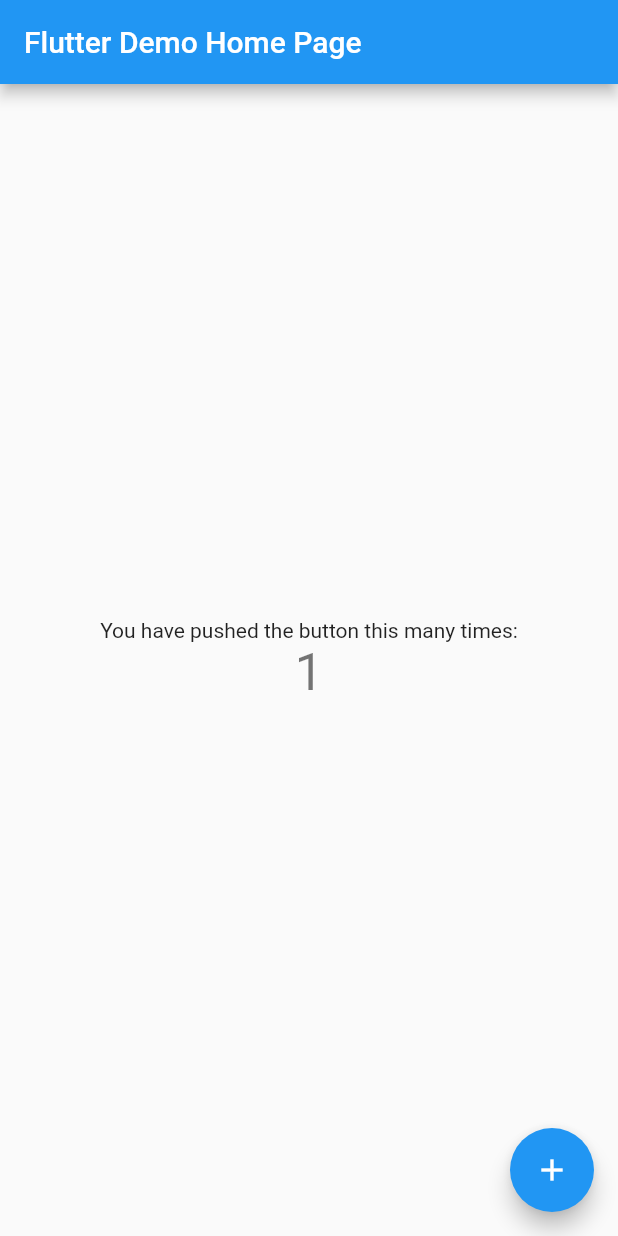
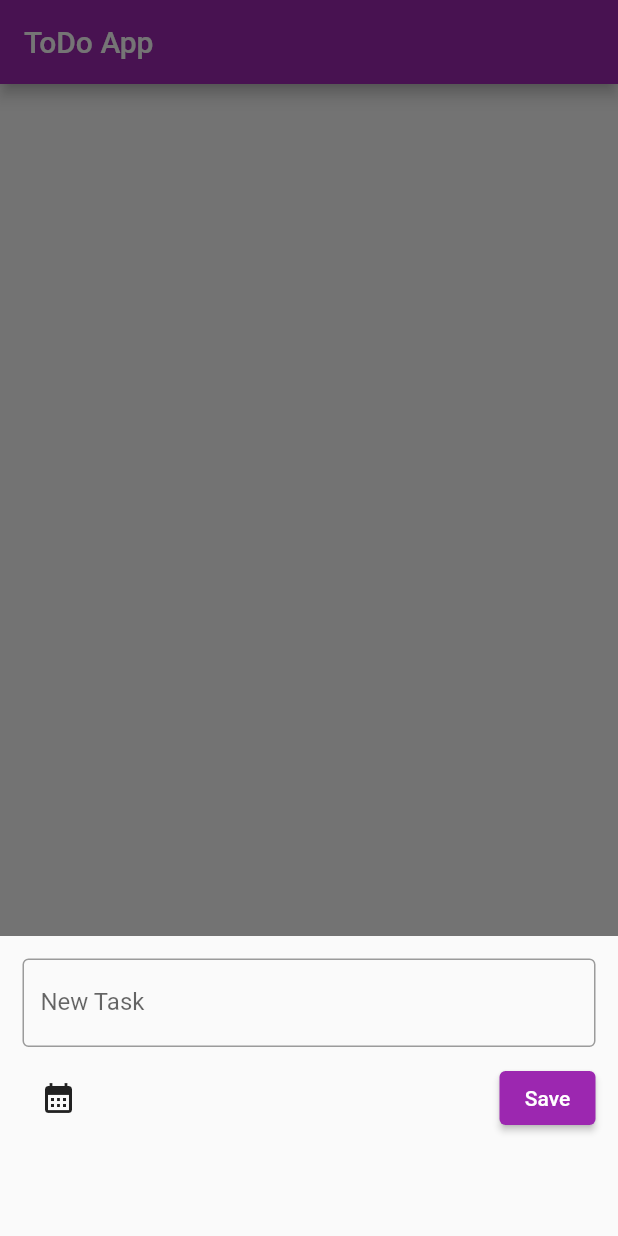
Before and after one commit to askaerlangga/todo_app, a Flutter app: the screen it shows after launch, after a tap on the "add" icon, on a phone screen of 412 x 824 dp. Run offline on Flutter 3.47's test engine with Material 2 defaults, Android fonts, the phone set to English and light mode, and no system bars.

Commit message:
Menambahkan home page

```diff
--- /dev/null
+++ b/lib/app/pages/home.dart
@@ -0,0 +1,61 @@
+import 'package:flutter/material.dart';
+
+class HomePage extends StatelessWidget {
+  const HomePage({Key? key}) : super(key: key);
+
+  @override
+  Widget build(BuildContext context) {
+    return Scaffold(
+      floatingActionButton: FloatingActionButton(
+        child: const Icon(Icons.add),
+        onPressed: () {
+          // Modal Bottom Sheet
+          showModalBottomSheet(
+              isScrollControlled: true,
+              context: context,
+              builder: (context) {
+                return Container(
+                  height: 200,
+                  padding: const EdgeInsets.all(15),
+                  margin: EdgeInsets.only(
+                      bottom: MediaQuery.of(context).viewInsets.bottom),
+                  child: Column(
+                    children: [
+                      // New Task Textfield
+                      const TextField(
+                        decoration: InputDecoration(
+                          label: Text(
+                            'New Task',
+                          ),
+                          border: OutlineInputBorder(),
+                        ),
+                      ),
+                      const SizedBox(
+                        height: 10,
+                      ),
+                      Row(
+                        mainAxisAlignment: MainAxisAlignment.spaceBetween,
+                        children: [
+                          // Calendar Button
+                          IconButton(
+                              onPressed: () {},
+                              icon: const Icon(Icons.calendar_month)),
+
+                          // Save Button
+                          ElevatedButton(
+                              onPressed: () {}, child: const Text('Save'))
+                        ],
+                      )
+                    ],
+                  ),
+                );
+              });
+        },
+      ),
+      appBar: AppBar(title: const Text('ToDo App')),
+      body: ListView(
+        children: const [],
+      ),
+    );
+  }
+}
--- a/lib/main.dart
+++ b/lib/main.dart
@@ -1,4 +1,5 @@
 import 'package:flutter/material.dart';
+import 'package:todo_app/app/pages/home.dart';
 
 void main() {
   runApp(const MyApp());
@@ -7,109 +8,15 @@ void main() {
 class MyApp extends StatelessWidget {
   const MyApp({Key? key}) : super(key: key);
 
-  // This widget is the root of your application.
   @override
   Widget build(BuildContext context) {
     return MaterialApp(
-      title: 'Flutter Demo',
       theme: ThemeData(
-        // This is the theme of your application.
-        //
-        // Try running your application with "flutter run". You'll see the
-        // application has a blue toolbar. Then, without quitting the app, try
-        // changing the primarySwatch below to Colors.green and then invoke
-        // "hot reload" (press "r" in the console where you ran "flutter run",
-        // or simply save your changes to "hot reload" in a Flutter IDE).
-        // Notice that the counter didn't reset back to zero; the application
-        // is not restarted.
-        primarySwatch: Colors.blue,
+        colorScheme: ColorScheme.fromSwatch(
+          primarySwatch: Colors.purple,
+        ),
       ),
-      home: const MyHomePage(title: 'Flutter Demo Home Page'),
+      home: const HomePage(),
     );
   }
 }
-
-class MyHomePage extends StatefulWidget {
-  const MyHomePage({Key? key, required this.title}) : super(key: key);
-
-  // This widget is the home page of your application. It is stateful, meaning
-  // that it has a State object (defined below) that contains fields that affect
-  // how it looks.
-
-  // This class is the configuration for the state. It holds the values (in this
-  // case the title) provided by the parent (in this case the App widget) and
-  // used by the build method of the State. Fields in a Widget subclass are
-  // always marked "final".
-
-  final String title;
-
-  @override
-  State<MyHomePage> createState() => _MyHomePageState();
-}
-
-class _MyHomePageState extends State<MyHomePage> {
-  int _counter = 0;
-
-  void _incrementCounter() {
-    setState(() {
-      // This call to setState tells the Flutter framework that something has
-      // changed in this State, which causes it to rerun the build method below
-      // so that the display can reflect the updated values. If we changed
-      // _counter without calling setState(), then the build method would not be
-      // called again, and so nothing would appear to happen.
-      _counter++;
-    });
-  }
-
-  @override
-  Widget build(BuildContext context) {
-    // This method is rerun every time setState is called, for instance as done
-    // by the _incrementCounter method above.
-    //
-    // The Flutter framework has been optimized to make rerunning build methods
-    // fast, so that you can just rebuild anything that needs updating rather
-    // than having to individually change instances of widgets.
-    return Scaffold(
-      appBar: AppBar(
-        // Here we take the value from the MyHomePage object that was created by
-        // the App.build method, and use it to set our appbar title.
-        title: Text(widget.title),
-      ),
-      body: Center(
-        // Center is a layout widget. It takes a single child and positions it
-        // in the middle of the parent.
-        child: Column(
-          // Column is also a layout widget. It takes a list of children and
-          // arranges them vertically. By default, it sizes itself to fit its
-          // children horizontally, and tries to be as tall as its parent.
-          //
-          // Invoke "debug painting" (press "p" in the console, choose the
-          // "Toggle Debug Paint" action from the Flutter Inspector in Android
-          // Studio, or the "Toggle Debug Paint" command in Visual Studio Code)
-          // to see the wireframe for each widget.
-          //
-          // Column has various properties to control how it sizes itself and
-          // how it positions its children. Here we use mainAxisAlignment to
-          // center the children vertically; the main axis here is the vertical
-          // axis because Columns are vertical (the cross axis would be
-          // horizontal).
-          mainAxisAlignment: MainAxisAlignment.center,
-          children: <Widget>[
-            const Text(
-              'You have pushed the button this many times:',
-            ),
-            Text(
-              '$_counter',
-              style: Theme.of(context).textTheme.headline4,
-            ),
-          ],
-        ),
-      ),
-      floatingActionButton: FloatingActionButton(
-        onPressed: _incrementCounter,
-        tooltip: 'Increment',
-        child: const Icon(Icons.add),
-      ), // This trailing comma makes auto-formatting nicer for build methods.
-    );
-  }
-}
```
